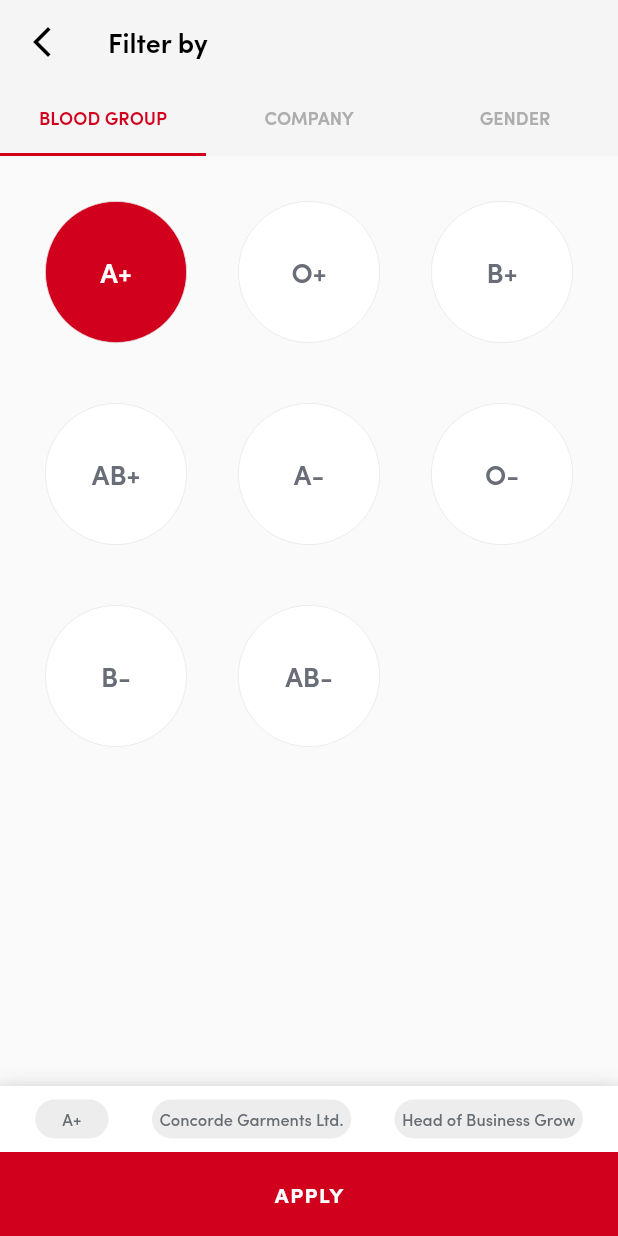
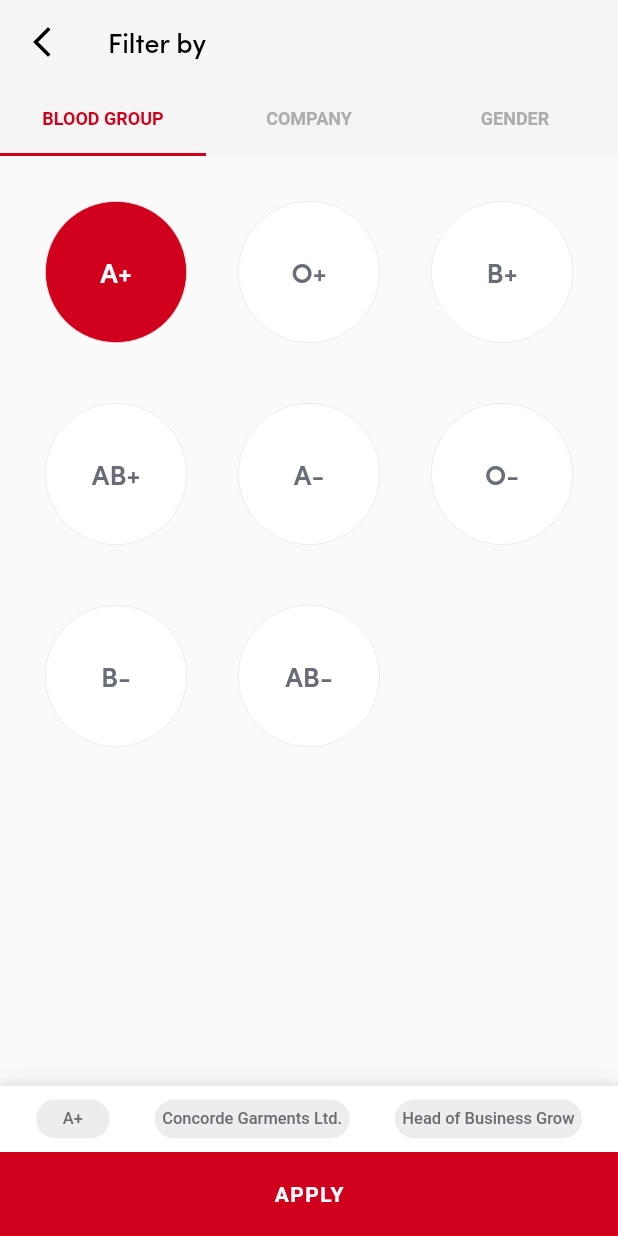
Before and after one commit to sm-aminul-islam/Blood_Finder_Project, a Flutter app: the screen it shows after launch, after a tap on "FILTERS", on a phone screen of 412 x 824 dp. Run offline on Flutter 3.47's test engine with Material 2 defaults, Android fonts, the phone set to English and light mode, and no system bars; our stand-ins replace flutter_riverpod, flutter_svg, shared_preferences; missing offline and left inert: flutter_phone_direct_caller; generated files the repository leaves out were written again.

Commit message:
Custom fonts use whole App

```diff
--- a/blood_finder/lib/bloodGroupScreenWithStateful/blood_group_screen.dart
+++ b/blood_finder/lib/bloodGroupScreenWithStateful/blood_group_screen.dart
@@ -1,8 +1,8 @@
 import 'dart:convert';
 import 'dart:developer';
 
-import 'package:blood_finder/modules/dashboard/View/deatilspageview/details_screen.dart';
-import 'package:blood_finder/modules/dashboard/View/filterScreen/filterScreen.dart';
+import 'package:blood_finder/modules/dashboard/view/deatilspageview/details_screen.dart';
+import 'package:blood_finder/modules/filterScreen/filterScreen.dart';
 import 'package:blood_finder/modules/Dashboard/Model/bloodgroupModel.dart';
 import 'package:flutter/material.dart';
 import 'package:flutter/services.dart';
--- a/blood_finder/lib/main.dart
+++ b/blood_finder/lib/main.dart
@@ -1,4 +1,4 @@
-import 'package:blood_finder/modules/splashScreen/SplashScreen.dart';
+import 'package:blood_finder/modules/splashScreen/splashScreen.dart';
 import 'package:flutter/material.dart';
 import 'package:flutter_gen/gen_l10n/app_localizations.dart';
 import 'package:flutter_riverpod/flutter_riverpod.dart';
@@ -28,11 +28,10 @@ class MyApp extends StatelessWidget {
       theme: ThemeData(
         colorScheme: ColorScheme.fromSeed(seedColor: Colors.deepPurple),
         useMaterial3: true,
-        fontFamily: 'SofiaPro-bold',
+        fontFamily: 'Sofia',
       ),
       debugShowCheckedModeBanner: false,
       home: BFSScreen(),
-      // BloodScreen(),
     );
   }
 
--- a/blood_finder/lib/modules/customwidget/constwidget/constValue.dart
+++ b/blood_finder/lib/modules/customwidget/constwidget/constValue.dart
@@ -3,17 +3,18 @@ import 'package:flutter_svg/flutter_svg.dart';
 
 class CustomTextstyle {
   static const TextStyle txt = TextStyle(
-    fontFamily: "SofiaPro-Medium",
-    fontSize: 11,
-    color: Color(0xFF686d73),
-  );
+      fontFamily: "SofiaPro-Medium",
+      fontSize: 11,
+      color: Color(0xFF686d73),
+      fontWeight: FontWeight.w500);
 }
 
 class CustomDecoration {
   static BoxDecoration boxDecoration = BoxDecoration(
       shape: BoxShape.circle,
       border: Border.all(
-          strokeAlign: BorderSide.strokeAlignCenter, color: Color(0xFFadadad)));
+          strokeAlign: BorderSide.strokeAlignCenter,
+          color: const Color(0xFFadadad)));
 }
 
 class CustomSVgwithColor {
--- a/blood_finder/lib/modules/customwidget/customtext/customText.dart
+++ b/blood_finder/lib/modules/customwidget/customtext/customText.dart
@@ -5,13 +5,13 @@ class CustomText extends StatelessWidget {
       {super.key,
       required this.text,
       this.family,
-      required this.size,
+      this.size,
       required this.color,
       this.fontWeight});
 
   final String text;
   final String? family;
-  final double size;
+  final double? size;
   final Color color;
   final FontWeight? fontWeight;
 
@@ -20,9 +20,10 @@ class CustomText extends StatelessWidget {
     return Text(
       text,
       style: TextStyle(
-        fontFamily: family,
+        fontFamily: "Sofia",
         fontSize: size,
         color: color,
+        fontWeight: fontWeight,
       ),
     );
   }
--- a/blood_finder/lib/modules/dashboard/View/bloodviewScreen/bloodScreen.dart
+++ b/blood_finder/lib/modules/dashboard/View/bloodviewScreen/bloodScreen.dart
@@ -1,9 +1,7 @@
-import 'dart:developer';
-import 'dart:io';
 import 'package:blood_finder/modules/Dashboard/Controller/changeNotifierBloodGroup.dart';
-import 'package:blood_finder/modules/dashboard/View/deatilspageview/details_screen.dart';
-import 'package:blood_finder/modules/dashboard/View/filterScreen/filterScreen.dart';
 import 'package:blood_finder/modules/customwidget/customtext/customText.dart';
+import 'package:blood_finder/modules/dashboard/view/deatilspageview/details_screen.dart';
+import 'package:blood_finder/modules/filterScreen/filterScreen.dart';
 import 'package:flutter/material.dart';
 import 'package:flutter_riverpod/flutter_riverpod.dart';
 import 'package:flutter_gen/gen_l10n/app_localizations.dart';
@@ -39,7 +37,7 @@ class BloodScreen extends StatelessWidget {
                           },
                           child: CustomText(
                             text: AppLocalizations.of(context)!.title,
-                            family: "SofiaPro-bold",
+                            fontWeight: FontWeight.w700,
                             size: 16,
                             color: const Color(0xFFffffff),
                           ),
@@ -63,10 +61,9 @@ class BloodScreen extends StatelessWidget {
                         },
                         child: const CustomText(
                           text: "FILTERS",
-                          family: "SofiaPro-SemiBold",
                           size: 14,
                           color: Color(0xFFffffff),
-                          fontWeight: FontWeight.bold,
+                          fontWeight: FontWeight.w600,
                         ),
                       ),
                     ],
@@ -107,7 +104,7 @@ class BloodScreen extends StatelessWidget {
                               text: changeBloodGroupController
                                       .showdata[index].bgroup ??
                                   " ",
-                              family: "SofiaPro-bold",
+                              fontWeight: FontWeight.w700,
                               size: 14,
                               color: const Color(0xFF000000),
                             ),
@@ -116,7 +113,7 @@ class BloodScreen extends StatelessWidget {
                             text: changeBloodGroupController
                                     .showdata[index].name ??
                                 "",
-                            family: "SofiaPro-Medium",
+                            fontWeight: FontWeight.w500,
                             size: 13,
                             color: const Color(0xFF000000),
                           ),
@@ -127,6 +124,7 @@ class BloodScreen extends StatelessWidget {
                                 " ",
                             size: 11,
                             color: const Color(0xFF94989e),
+                            fontWeight: FontWeight.w400,
                           ),
 
                           // //For call
@@ -197,6 +195,7 @@ class BloodScreen extends StatelessWidget {
                             child: CustomText(
                               text: changeBloodlistControlller
                                   .bloodGroupList[index],
+                              fontWeight: FontWeight.w700,
                               size: 14,
                               color:
                                   (changeBloodlistControlller.selected == index)
--- a/blood_finder/lib/modules/dashboard/View/filterScreen/filterScreen.dart
+++ b/blood_finder/lib/modules/filterScreen/filterScreen.dart
@@ -40,7 +40,7 @@ class _FilterScreenState extends State<FilterScreen> {
             ),
             bottom: const TabBar(
               labelStyle: TextStyle(
-                fontFamily: "SofiaPro-SemiBold",
+                fontWeight: FontWeight.w600,
                 fontSize: 12,
               ),
               unselectedLabelColor: Color(0xFFadadad),
@@ -56,7 +56,7 @@ class _FilterScreenState extends State<FilterScreen> {
             ),
             title: const CustomText(
               text: "Filter by",
-              family: "SofiaPro-Semibold",
+              fontWeight: FontWeight.w500,
               size: 18,
               color: Color(0xFF000000),
             ),
@@ -158,7 +158,7 @@ class _FilterScreenState extends State<FilterScreen> {
                       child: Text(
                         "APPLY",
                         style: TextStyle(
-                          fontFamily: "SofiaPro-bold",
+                          fontWeight: FontWeight.w700,
                           fontSize: 14,
                           letterSpacing: 1,
                           color: Color(0xffffffff),
--- a/blood_finder/lib/modules/splashScreen/SplashScreen.dart
+++ b/blood_finder/lib/modules/splashScreen/SplashScreen.dart
@@ -1,5 +1,5 @@
 import 'dart:async';
-import 'package:blood_finder/modules/dashboard/View/bloodviewScreen/bloodScreen.dart';
+import 'package:blood_finder/modules/dashboard/view/bloodviewScreen/bloodScreen.dart';
 
 import 'package:flutter/material.dart';
 import 'package:flutter_svg/flutter_svg.dart';
--- a/blood_finder/lib/modules/tabBar/controller/companyDetailscontroller/companyNameController.dart
+++ b/blood_finder/lib/modules/tabBar/controller/companyDetailscontroller/companyNameController.dart
@@ -1,8 +1,11 @@
 import 'package:flutter/material.dart';
 import 'package:flutter_riverpod/flutter_riverpod.dart';
 
+final companyProvider = ChangeNotifierProvider((ref) => CompanyName());
+
 class CompanyName with ChangeNotifier {
   int selectCompanyName = 0;
+
   List<String> companyName = [
     "Concorde Garments Ltd.",
     "Biddyut Ltd.",
@@ -30,5 +33,3 @@ class CompanyName with ChangeNotifier {
     notifyListeners();
   }
 }
-
-final companyProvider = ChangeNotifierProvider((ref) => CompanyName());
--- a/blood_finder/lib/modules/tabBar/view/bloodGroupView/bloodGroupviews.dart
+++ b/blood_finder/lib/modules/tabBar/view/bloodGroupView/bloodGroupviews.dart
@@ -36,20 +36,20 @@ class CustomBloodGroupView extends StatelessWidget {
                         decoration: BoxDecoration(
                           color: (ref.read(bloodgroup.notifier).bloodselct ==
                                   index)
-                              ? Color(0xFFd1001c)
-                              : Color(0xFFffffff),
+                              ? const Color(0xFFd1001c)
+                              : const Color(0xFFffffff),
                           shape: BoxShape.circle,
-                          border:
-                              Border.all(color: Color(0xFFe6e6e6), width: 0.5),
+                          border: Border.all(
+                              color: const Color(0xFFe6e6e6), width: 0.5),
                         ),
                         child: Center(
                           child: CustomText(
                             text: blood[index],
-                            family: "SofiaPro-SemiBold",
+                            fontWeight: FontWeight.w600,
                             size: 18,
                             color: (ref.watch(bloodgroup).bloodselct == index)
-                                ? Color(0xFFffffff)
-                                : Color(0xFF686d78),
+                                ? const Color(0xFFffffff)
+                                : const Color(0xFF686d78),
                           ),
                         ),
                       ),
--- a/blood_finder/lib/modules/tabBar/view/genderView/genderTabview.dart
+++ b/blood_finder/lib/modules/tabBar/view/genderView/genderTabview.dart
@@ -10,7 +10,7 @@ class CustomGenderTabViews extends StatefulWidget {
 }
 
 class _CustomGenderTabViewsState extends State<CustomGenderTabViews> {
-  final List<String> gender = ["Male", "Female"];
+  final List<String> gender = ["Man", "Women"];
   int genderselect = 0;
 
   @override
@@ -43,7 +43,7 @@ class _CustomGenderTabViewsState extends State<CustomGenderTabViews> {
                     : CustomSvgwithoutCl.svg),
             title: CustomText(
                 text: gender[index],
-                family: "SofiaPro-Medium",
+                fontWeight: FontWeight.w500,
                 size: 14,
                 color: const Color(0xff000000)),
           ),
```
Also changed, not shown: blood_finder/lib/modules/dashboard/View/deatilspageview/details_screen.dart (+21 -19 lines), blood_finder/lib/modules/tabBar/view/companyView/companyTabview.dart (+4 -4 lines), blood_finder/pubspec.yaml (+5 -10 lines).
